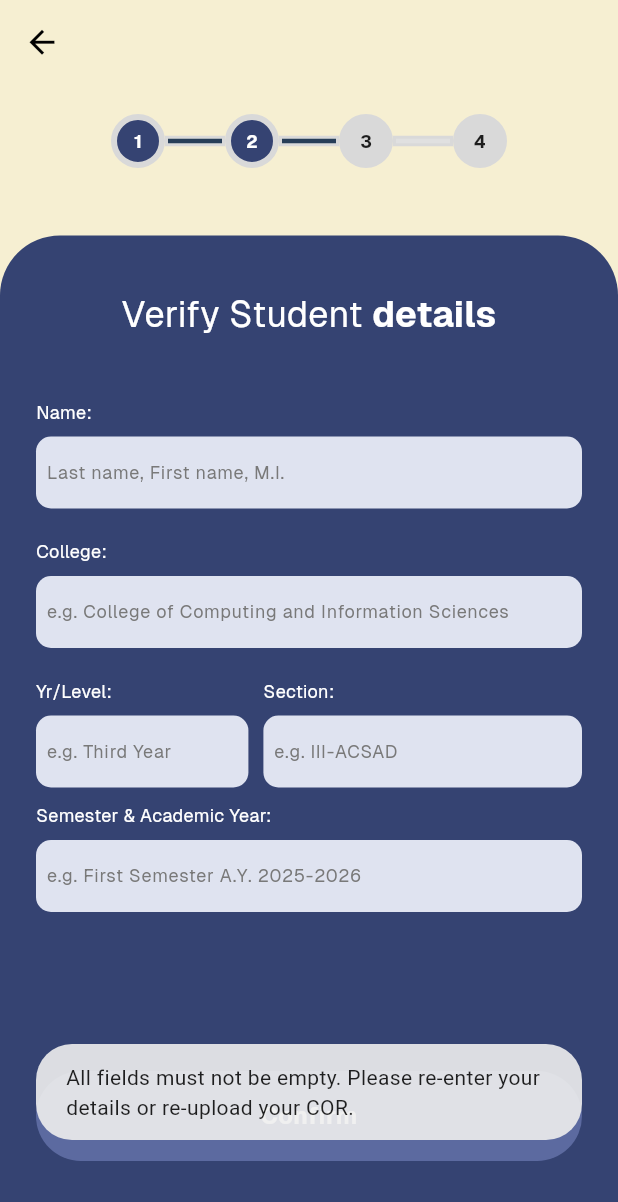
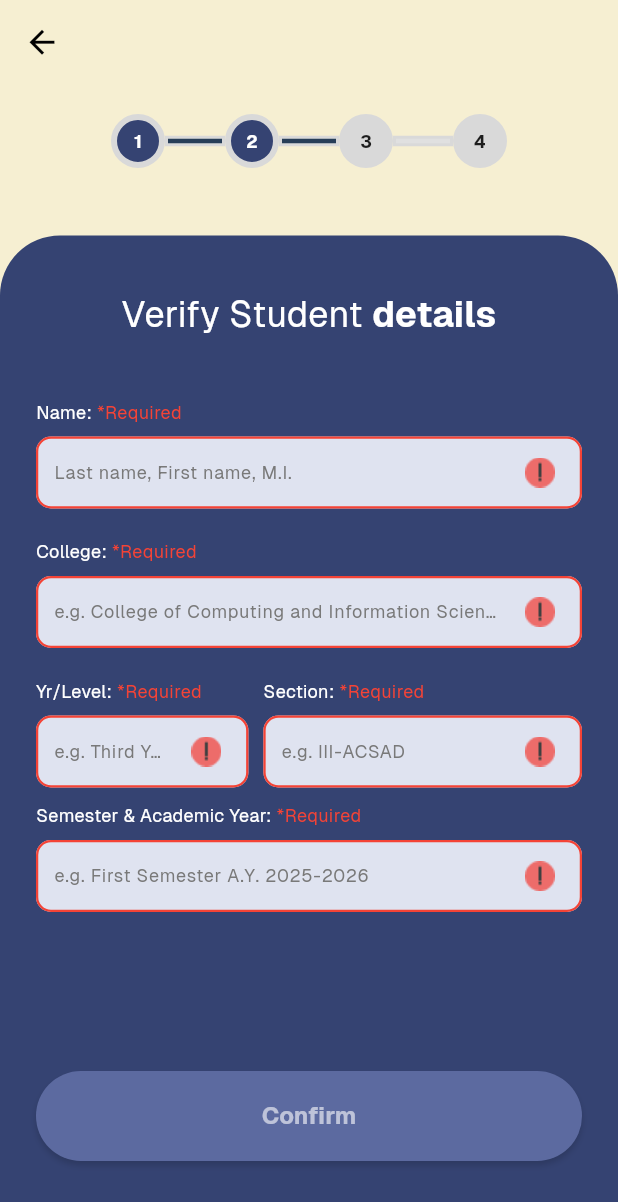
Before and after one commit to carlcawas/HeronsVote, a Flutter app: the RegistrationStep4 screen opened directly with empty values, after a tap on "Confirm", on a phone screen of 412 x 824 dp. Shown: the top 1202 px of the screen. Run offline on Flutter 3.47's test engine with Material 3 defaults, Android fonts, the phone set to English and light mode, and no system bars; our stand-ins replace camera, cloud_firestore, file_picker, firebase_auth, firebase_core, flutter_native_splash and 4 more; missing offline and left inert: google_mlkit_face_mesh_detection, iconify_flutter, read_pdf_text; accounts and stored records are empty; project files that could hold a hidden picture were left out.

Commit message:
updated all except face recog

```diff
--- a/lib/screens/registration_step3.dart
+++ b/lib/screens/registration_step3.dart
@@ -652,8 +652,7 @@ class _RegistrationStep3State extends State<RegistrationStep3>
 
                                     const SizedBox(
                                       width: 12,
-                                    ), // separation between center group and close button
-                                    // right: close button
+                                    ),
                                     GestureDetector(
                                       onTap: () {
                                         setState(() {
@@ -707,7 +706,7 @@ class _RegistrationStep3State extends State<RegistrationStep3>
                                 decoration: BoxDecoration(
                                   color: const Color(
                                     0xFF5C6AA0,
-                                  ), // same color always
+                                  ),
                                   borderRadius: BorderRadius.circular(40),
                                 ),
                                 child: Center(
@@ -716,7 +715,7 @@ class _RegistrationStep3State extends State<RegistrationStep3>
                                     style: TextStyle(
                                       color: _uploadComplete
                                           ? Colors.white
-                                          : Colors.white70,
+                                          : Colors.white60,
                                       fontSize: 16,
                                       fontWeight: FontWeight.w700,
                                       fontFamily: 'Geist',
--- a/lib/screens/registration_step4.dart
+++ b/lib/screens/registration_step4.dart
@@ -43,6 +43,29 @@ class _RegistrationStep4State extends State<RegistrationStep4> with TickerProvid
   final TextEditingController _yearLevelController = TextEditingController();
   final TextEditingController _semesterController = TextEditingController();
   final TextEditingController _sectionController = TextEditingController();
+
+  bool _isNameEmpty = false;
+  bool _isCollegeEmpty = false;
+  bool _isYearLevelEmpty = false;
+  bool _isSectionEmpty = false;
+  bool _isSemesterEmpty = false;
+  bool _isFormValid = true;
+
+  void _validateFields() {
+    setState(() {
+      _isNameEmpty = _nameController.text.trim().isEmpty;
+      _isCollegeEmpty = _collegeController.text.trim().isEmpty;
+      _isYearLevelEmpty = _yearLevelController.text.trim().isEmpty;
+      _isSectionEmpty = _sectionController.text.trim().isEmpty;
+      _isSemesterEmpty = _semesterController.text.trim().isEmpty;
+
+      _isFormValid = !(_isNameEmpty ||
+          _isCollegeEmpty ||
+          _isYearLevelEmpty ||
+          _isSectionEmpty ||
+          _isSemesterEmpty);
+    });
+  }
 
   @override
   void initState() {
@@ -102,11 +125,14 @@ class _RegistrationStep4State extends State<RegistrationStep4> with TickerProvid
     required String label,
     required TextEditingController controller,
     required String hintText,
+    required bool isEmpty,
     bool showBottomSpacing = true,
     TextInputType keyboardType = TextInputType.text,
   }) {
     return Column(
       crossAxisAlignment: CrossAxisAlignment.start,
+      children: [
+        Row(
           children: [
             Text(
               label,
@@ -115,6 +141,17 @@ class _RegistrationStep4State extends State<RegistrationStep4> with TickerProvid
                 fontSize: 12,
                 fontFamily: 'Geist',
               ),
+            ),
+            if (isEmpty)
+              const Text(
+                ' *Required',
+                style: TextStyle(
+                  color: Colors.red,
+                  fontSize: 12,
+                  fontFamily: 'Geist',
+                ),
+              ),
+          ],
         ),
         const SizedBox(height: 8),
         TextFormField(
@@ -125,6 +162,7 @@ class _RegistrationStep4State extends State<RegistrationStep4> with TickerProvid
             fontSize: 12,
             fontFamily: 'Geist',
           ),
+          onChanged: (_) => _validateFields(),
           decoration: InputDecoration(
             hintText: hintText,
             hintStyle: const TextStyle(
@@ -132,27 +170,45 @@ class _RegistrationStep4State extends State<RegistrationStep4> with TickerProvid
               fontSize: 12,
               fontFamily: 'Geist',
             ),
-
             filled: true,
             fillColor: textFieldFillColor,
 
             border: OutlineInputBorder(
               borderRadius: BorderRadius.circular(10.0),
-              borderSide: BorderSide.none,
+              borderSide: BorderSide(
+                color: isEmpty ? Colors.red : Colors.transparent,
+                width: isEmpty ? 1.5 : 0,
               ),
+            ),
+            enabledBorder: OutlineInputBorder(
+              borderRadius: BorderRadius.circular(10.0),
+              borderSide: BorderSide(
+                color: isEmpty ? Colors.red : Colors.transparent,
+                width: isEmpty ? 1.5 : 0,
+              ),
+            ),
+            focusedBorder: OutlineInputBorder(
+              borderRadius: BorderRadius.circular(10.0),
+              borderSide: BorderSide(
+                color: isEmpty ? Colors.red : Colors.transparent,
+                width: isEmpty ? 1.5 : 0,
+              ),
+            ),
+
+            suffixIcon: isEmpty
+                ? Padding(
+                    padding: const EdgeInsets.only(right: 8.0),
+                    child: Image.asset(
+                      'assets/error_icon.png',
+                      width: 18,
+                      height: 18,
+                    ),
+                  )
+                : null,
 
             contentPadding: const EdgeInsets.symmetric(
               vertical: 5.0,
-              horizontal: 3.0,
-            ),
-
-            enabledBorder: OutlineInputBorder(
-              borderRadius: BorderRadius.circular(10.0),
-              borderSide: BorderSide.none,
-            ),
-            focusedBorder: OutlineInputBorder(
-              borderRadius: BorderRadius.circular(10.0),
-              borderSide: BorderSide.none,
+              horizontal: 8.0,
             ),
           ),
         ),
@@ -242,14 +298,15 @@ class _RegistrationStep4State extends State<RegistrationStep4> with TickerProvid
                             controller: _nameController,
                             label: 'Name:',
                             hintText: 'Last name, First name, M.I.',
+                            isEmpty: _isNameEmpty,
                           ),
                           const SizedBox(height: 10),
 
                           _buildStyledTextField(
                             controller: _collegeController,
                             label: 'College:',
-                            hintText:
-                                'e.g. College of Computing and Information Sciences',
+                            hintText: 'e.g. College of Computing and Information Sciences',
+                            isEmpty: _isCollegeEmpty,
                           ),
 
                           const SizedBox(height: 10),
@@ -263,6 +320,7 @@ class _RegistrationStep4State extends State<RegistrationStep4> with TickerProvid
                                   controller: _yearLevelController,
                                   label: 'Yr/Level:',
                                   hintText: 'e.g. Third Year',
+                                  isEmpty: _isYearLevelEmpty,
                                   showBottomSpacing: false,
                                   keyboardType: TextInputType.text,
                                 ),
@@ -274,6 +332,7 @@ class _RegistrationStep4State extends State<RegistrationStep4> with TickerProvid
                                   controller: _sectionController,
                                   label: 'Section:',
                                   hintText: 'e.g. III-ACSAD',
+                                  isEmpty: _isSectionEmpty,
                                   showBottomSpacing: false,
                                 ),
                               ),
@@ -286,28 +345,47 @@ class _RegistrationStep4State extends State<RegistrationStep4> with TickerProvid
                             controller: _semesterController,
                             label: 'Semester & Academic Year:',
                             hintText: 'e.g. First Semester A.Y. 2025-2026',
+                            isEmpty: _isSemesterEmpty,
                           ),
 
                           const Spacer(),
                           Center(
-                            child: GestureDetector(
-                              onTap: () async {
-                                await _updateDetails(context);
-                              },
-                              child: Container(
+                            child: AbsorbPointer(
+                              absorbing: !_isFormValid,
+                              child: AnimatedContainer(
+                                duration: const Duration(milliseconds: 200),
                                 height: 60,
                                 decoration: BoxDecoration(
                                   color: const Color(0xFF5C6AA0),
                                   borderRadius: BorderRadius.circular(40),
+                                  boxShadow: [
+                                    BoxShadow(
+                                      color: Colors.black.withOpacity(_isFormValid ? 0.25 : 0.15),
+                                      offset: const Offset(0, 3),
+                                      blurRadius: _isFormValid ? 6 : 3,
                                     ),
-                                child: const Center(
-                                  child: Text(
-                                    'Confirm',
+                                  ],
+                                ),
+                                child: InkWell(
+                                  borderRadius: BorderRadius.circular(40),
+                                  onTap: () async {
+                                    _validateFields();
+                                    if (_isFormValid) {
+                                      await _updateDetails(context);
+                                    }
+                                  },
+                                  child: Center(
+                                    child: AnimatedDefaultTextStyle(
+                                      duration: const Duration(milliseconds: 200),
                                       style: TextStyle(
-                                      color: Colors.white,
+                                        color: _isFormValid
+                                            ? Colors.white
+                                            : Colors.white60,
                                         fontSize: 16,
                                         fontWeight: FontWeight.w700,
                                         fontFamily: 'Geist',
+                                      ),
+                                      child: const Text('Confirm'),
                                     ),
                                   ),
                                 ),
@@ -356,17 +434,6 @@ class _RegistrationStep4State extends State<RegistrationStep4> with TickerProvid
         nYrLvl.isNotEmpty &&
         nSection.isNotEmpty &&
         nSemester.isNotEmpty;
-
-      if (!hasCompletedInput) {
-        // TODO: Replace Toast with UI update
-        Fluttertoast.showToast(
-          msg: "All fields must not be empty. Please re-enter your details or re-upload your COR.",
-          toastLength: Toast.LENGTH_LONG,
-          gravity: ToastGravity.BOTTOM,
-        );
-        debugPrint('Invalid Inputs.');
-        return;
-      }
 
     // Update fields in firestore firebase
     await userRef.set({
--- a/lib/screens/registration_verified.dart
+++ b/lib/screens/registration_verified.dart
@@ -153,7 +153,7 @@ class _RegistrationVerifiedState extends State<RegistrationVerified>
                               ),
                             ),
                             TextSpan(
-                              text: "\nYou may now log in.",
+                              text: "\nYou are now logged in.",
                               style: TextStyle(
                                 color: Colors.white,
                                 fontSize: 24,
```
Lines whose indentation alone changed are shown as unchanged.
